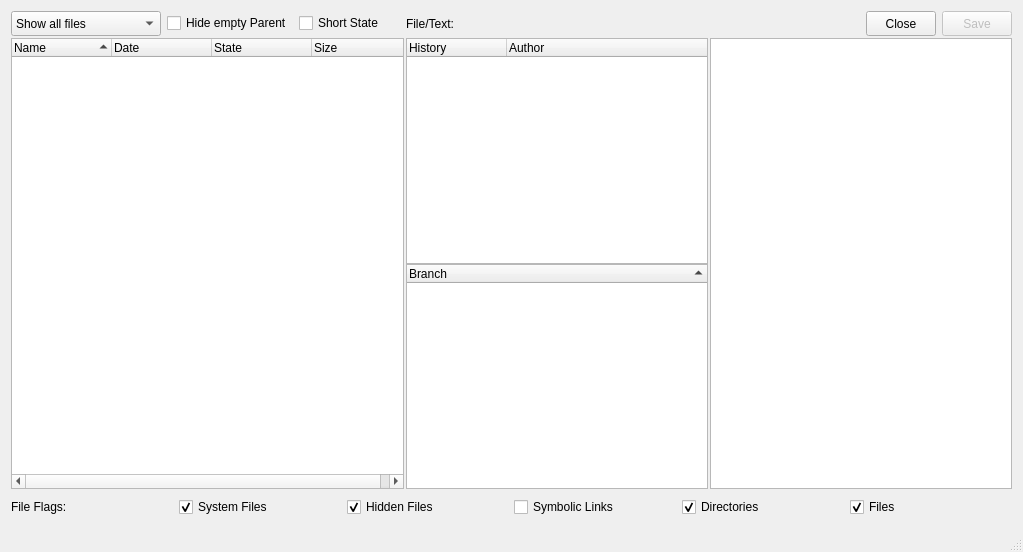
First picture: the form in source/mainwindow.ui, repository Rolloke/GUI-Apps, before the edit.
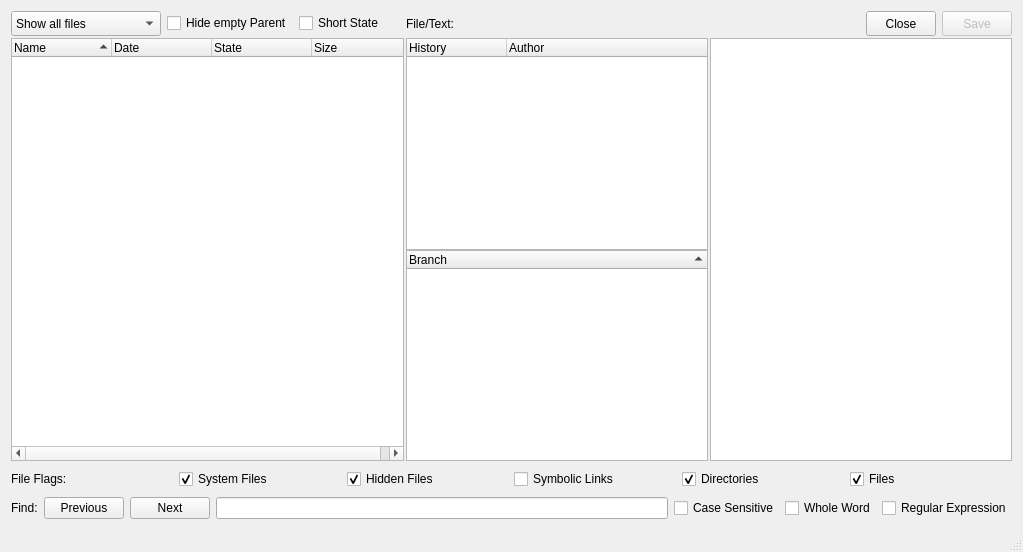
Second picture: the form after the edit. Icons and pictures are not drawn. Custom widgets are drawn as their Qt base class.

Commit message: implemented Features - Find in text browser - git merge commands

```diff
--- a/source/mainwindow.ui
+++ b/source/mainwindow.ui
@@ -508,6 +508,55 @@
       </item>
      </layout>
     </item>
+    <item>
+     <layout class="QHBoxLayout" name="horizontalLayoutFind">
+      <item>
+       <widget class="QLabel" name="txtFind">
+        <property name="text">
+         <string>Find:</string>
+        </property>
+       </widget>
+      </item>
+      <item>
+       <widget class="QPushButton" name="btnFindPrevious">
+        <property name="text">
+         <string>Previous</string>
+        </property>
+       </widget>
+      </item>
+      <item>
+       <widget class="QPushButton" name="btnFindNext">
+        <property name="text">
+         <string>Next</string>
+        </property>
+       </widget>
+      </item>
+      <item>
+       <widget class="QLineEdit" name="edtFindText"/>
+      </item>
+      <item>
+       <widget class="QCheckBox" name="ckFindCaseSensitive">
+        <property name="text">
+         <string>Case Sensitive</string>
+        </property>
+       </widget>
+      </item>
+      <item>
+       <widget class="QCheckBox" name="ckFindWholeWord">
+        <property name="text">
+         <string>Whole Word</string>
+        </property>
+       </widget>
+      </item>
+      <item>
+       <widget class="QCheckBox" name="ckFindRegEx">
+        <property name="text">
+         <string>Regular Expression</string>
+        </property>
+       </widget>
+      </item>
+     </layout>
+    </item>
    </layout>
   </widget>
   <widget class="QStatusBar" name="statusBar"/>
```
The commit also changes 8 other files.
